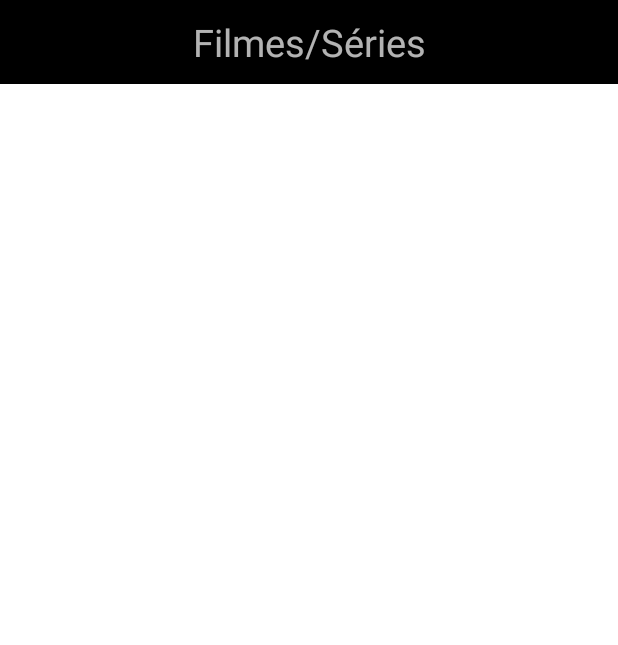
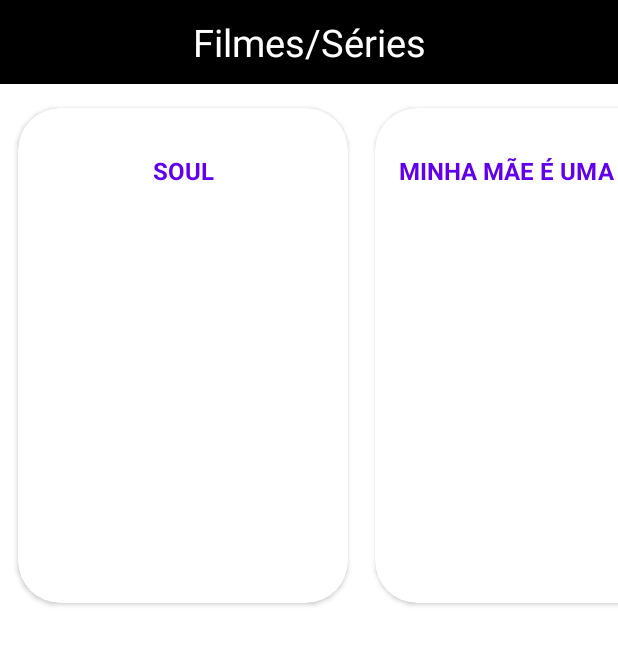
Before and after one commit to CaioCrevelaro/7ART, an Android app: the ContentActivity screen opened directly, with no data from a screen before it, on a phone screen of 412 x 824 dp. Shown: the top 645 px of the screen. Run offline under Robolectric (Android 15) with nearby library versions, the phone set to English and light mode, and no system bars.

Commit message:
Esqueleto do RecyclerView funcionando

```diff
--- /dev/null
+++ b/app/src/main/java/com/br/seventh_art/adapter/ContentListAdapter.kt
@@ -0,0 +1,28 @@
+package com.br.seventh_art.adapter
+
+import android.view.LayoutInflater
+import android.view.ViewGroup
+import androidx.recyclerview.widget.RecyclerView
+import com.br.seventh_art.R
+import com.br.seventh_art.adapter.viewHolder.ContentListViewHolder
+import com.br.seventh_art.model.Content
+
+class ContentListAdapter(
+   val contentList: List<Content>
+): RecyclerView.Adapter<ContentListViewHolder>() {
+
+    override fun onCreateViewHolder(parent: ViewGroup, viewType: Int): ContentListViewHolder {
+
+        val view = LayoutInflater.from(parent.context).inflate(R.layout.view_content, parent, false)
+        return ContentListViewHolder(view)
+    }
+
+    override fun getItemCount() = contentList.size
+
+    override fun onBindViewHolder(holder: ContentListViewHolder, position: Int) {
+
+        val title = holder.contentTitle
+        title.text = contentList[position].contentTitle
+
+    }
+}
--- /dev/null
+++ b/app/src/main/java/com/br/seventh_art/adapter/viewHolder/ContentListViewHolder.kt
@@ -0,0 +1,15 @@
+package com.br.seventh_art.adapter.viewHolder
+
+import android.view.View
+import android.widget.TextView
+import androidx.cardview.widget.CardView
+import androidx.recyclerview.widget.RecyclerView
+import com.br.seventh_art.R
+
+class ContentListViewHolder(
+    view: View
+):  RecyclerView.ViewHolder(view) {
+
+    val contentTitle by lazy { itemView.findViewById<TextView>(R.id.content_title) }
+    val cardView by lazy { itemView.findViewById<CardView>(R.id.content_cardview) }
+}
--- a/app/src/main/java/com/br/seventh_art/model/Content.kt
+++ b/app/src/main/java/com/br/seventh_art/model/Content.kt
@@ -4,3 +4,5 @@ data class Content(
     val contentTitle: String?,
     val contentDetail: String?
 )
+//content_cardview
+//content_title
--- a/app/src/main/java/com/br/seventh_art/view/ContentActivity.kt
+++ b/app/src/main/java/com/br/seventh_art/view/ContentActivity.kt
@@ -2,11 +2,51 @@ package com.br.seventh_art.view
 
 import androidx.appcompat.app.AppCompatActivity
 import android.os.Bundle
+import android.widget.TextView
+import android.widget.Toolbar
+import androidx.recyclerview.widget.LinearLayoutManager
+import androidx.recyclerview.widget.RecyclerView
 import com.br.seventh_art.R
+import com.br.seventh_art.adapter.ContentListAdapter
+import com.br.seventh_art.model.Content
 
 class ContentActivity : AppCompatActivity() {
     override fun onCreate(savedInstanceState: Bundle?) {
         super.onCreate(savedInstanceState)
+//        setContentView(R.layout.activity_content)
+
+        initViews()
+    }
+
+    private fun initViews() {
         setContentView(R.layout.activity_content)
+
+        val recyclerView by lazy { findViewById<RecyclerView>(R.id.content_activity_recycler_view) }
+        val toolbar by lazy { findViewById<Toolbar>(R.id.content_activity_toolbar) }
+        val contentTitle by lazy { findViewById<TextView>(R.id.content_title) }
+
+        val list = contentList().toList()
+
+        recyclerView.layoutManager = LinearLayoutManager(this, LinearLayoutManager.HORIZONTAL, false)
+
+        recyclerView.adapter = ContentListAdapter(list)
+
+    }
+
+    private fun contentList(): MutableList<Content> {
+
+        val list = mutableListOf<Content>()
+
+        list.add(Content("Soul", "Comédia"))
+        list.add(Content("Minha Mãe É Uma Peça", "Comédia"))
+        list.add(Content("We're The Millers", "Comédia"))
+        list.add(Content("Soul", "Comédia"))
+        list.add(Content("Minha Mãe É Uma Peça", "Comédia"))
+        list.add(Content("We're The Millers", "Comédia"))
+        list.add(Content("Soul", "Comédia"))
+        list.add(Content("Minha Mãe É Uma Peça", "Comédia"))
+        list.add(Content("We're The Millers", "Comédia"))
+
+        return list
     }
 }
--- a/app/src/main/java/com/br/seventh_art/view/MainActivity.kt
+++ b/app/src/main/java/com/br/seventh_art/view/MainActivity.kt
@@ -7,7 +7,6 @@ import com.br.seventh_art.R
 class MainActivity : AppCompatActivity() {
     override fun onCreate(savedInstanceState: Bundle?) {
         super.onCreate(savedInstanceState)
-//        setContentView(R.layout.activity_main)//Activity foi trocada para testar funcionalidades
-        setContentView(R.layout.activity_content)
+        setContentView(R.layout.activity_main)
     }
 }
--- a/app/src/main/res/layout/activity_content.xml
+++ b/app/src/main/res/layout/activity_content.xml
@@ -1,41 +1,41 @@
 <?xml version="1.0" encoding="utf-8"?>
-<androidx.constraintlayout.widget.ConstraintLayout xmlns:android="http://schemas.android.com/apk/res/android"
+<LinearLayout xmlns:android="http://schemas.android.com/apk/res/android"
     xmlns:app="http://schemas.android.com/apk/res-auto"
     xmlns:tools="http://schemas.android.com/tools"
     android:layout_width="match_parent"
     android:layout_height="match_parent"
     android:background="@color/white"
-    tools:context=".view.ContentActivity">
+    android:orientation="vertical"
+    tools:context=".view.ContentActivity"
+    android:theme="@style/Theme.7ART">
 
-    <androidx.appcompat.widget.Toolbar
+    <com.google.android.material.appbar.MaterialToolbar
         android:id="@+id/content_activity_toolbar"
 
         android:layout_width="match_parent"
         android:layout_height="wrap_content"
-        android:background="@color/black"
-        app:layout_constraintTop_toTopOf="parent">
+
+        android:background="@color/black">
 
         <TextView
-            android:id="@+id/content_activity_type_content"
+            android:id="@+id/content_activity_toolbar_title"
 
             android:layout_width="wrap_content"
             android:layout_height="wrap_content"
 
+            android:layout_gravity="center"
             android:text="Filmes/Séries"
-            android:textSize="25dp"
-            android:layout_gravity="center"/>
+            android:textColor="@color/white"
+            android:textSize="25dp" />
 
 
-    </androidx.appcompat.widget.Toolbar>
+    </com.google.android.material.appbar.MaterialToolbar>
 
     <androidx.recyclerview.widget.RecyclerView
         android:id="@+id/content_activity_recycler_view"
 
         android:layout_width="match_parent"
-        android:layout_height="wrap_content"
+        android:layout_height="wrap_content"/>
 
-        android:layout_marginTop="12dp"
-        app:layout_constraintStart_toStartOf="parent"
-        app:layout_constraintTop_toBottomOf="@+id/content_activity_toolbar" />
 
-</androidx.constraintlayout.widget.ConstraintLayout>
+</LinearLayout>
--- /dev/null
+++ b/app/src/main/res/layout/content.xml
@@ -0,0 +1,44 @@
+<?xml version="1.0" encoding="utf-8"?>
+<androidx.cardview.widget.CardView xmlns:android="http://schemas.android.com/apk/res/android"
+    xmlns:app="http://schemas.android.com/apk/res-auto"
+    xmlns:tools="http://schemas.android.com/tools"
+    android:id="@+id/content_cardview"
+    android:layout_width="220dp"
+    android:layout_height="330dp"
+    android:layout_marginTop="16dp"
+    android:layout_marginBottom="16dp"
+    android:layout_marginRight="6dp"
+    android:layout_marginLeft="12dp"
+    android:background="@color/white"
+    android:orientation="vertical"
+    android:theme="@style/Theme.7ART"
+    app:cardCornerRadius="28dp">
+
+    <androidx.constraintlayout.widget.ConstraintLayout
+        android:layout_width="match_parent"
+        android:layout_height="match_parent">
+
+        <TextView
+            android:id="@+id/content_title"
+            android:layout_width="wrap_content"
+            android:layout_height="wrap_content"
+            android:layout_alignParentBottom="true"
+            android:layout_centerHorizontal="true"
+            android:text="Title"
+            android:textAllCaps="true"
+            android:textColor="@color/design_default_color_primary"
+            android:textSize="16dp"
+            android:textStyle="bold"
+            app:layout_constraintBottom_toBottomOf="parent"
+            app:layout_constraintEnd_toEndOf="parent"
+            app:layout_constraintHorizontal_bias="0.5"
+            app:layout_constraintStart_toStartOf="parent"
+            app:layout_constraintTop_toTopOf="parent"
+            app:layout_constraintVertical_bias="0.10">
+
+        </TextView>
+
+
+    </androidx.constraintlayout.widget.ConstraintLayout>
+
+</androidx.cardview.widget.CardView>
--- /dev/null
+++ b/app/src/main/res/layout/view_content.xml
@@ -0,0 +1,44 @@
+<?xml version="1.0" encoding="utf-8"?>
+<androidx.cardview.widget.CardView xmlns:android="http://schemas.android.com/apk/res/android"
+    xmlns:app="http://schemas.android.com/apk/res-auto"
+    xmlns:tools="http://schemas.android.com/tools"
+    android:id="@+id/content_cardview"
+    android:layout_width="220dp"
+    android:layout_height="330dp"
+    android:layout_marginTop="16dp"
+    android:layout_marginBottom="16dp"
+    android:layout_marginRight="6dp"
+    android:layout_marginLeft="12dp"
+    android:background="@color/white"
+    android:orientation="vertical"
+    android:theme="@style/Theme.7ART"
+    app:cardCornerRadius="28dp">
+
+    <androidx.constraintlayout.widget.ConstraintLayout
+        android:layout_width="match_parent"
+        android:layout_height="match_parent">
+
+        <TextView
+            android:id="@+id/content_title"
+            android:layout_width="wrap_content"
+            android:layout_height="wrap_content"
+            android:layout_alignParentBottom="true"
+            android:layout_centerHorizontal="true"
+            android:text="Title"
+            android:textAllCaps="true"
+            android:textColor="@color/design_default_color_primary"
+            android:textSize="16dp"
+            android:textStyle="bold"
+            app:layout_constraintBottom_toBottomOf="parent"
+            app:layout_constraintEnd_toEndOf="parent"
+            app:layout_constraintHorizontal_bias="0.5"
+            app:layout_constraintStart_toStartOf="parent"
+            app:layout_constraintTop_toTopOf="parent"
+            app:layout_constraintVertical_bias="0.10">
+
+        </TextView>
+
+
+    </androidx.constraintlayout.widget.ConstraintLayout>
+
+</androidx.cardview.widget.CardView>
--- a/app/src/main/res/values-night/themes.xml
+++ b/app/src/main/res/values-night/themes.xml
@@ -1,16 +1,26 @@
 <resources xmlns:tools="http://schemas.android.com/tools">
     <!-- Base application theme. -->
-    <style name="Theme.7ART" parent="Theme.MaterialComponents.DayNight.DarkActionBar">
+
+    <style name="ThemeNoActionBar" parent="Theme.7ART">
+        <item name="windowActionBar">false</item>
+        <item name="windowNoTitle">true</item>
+
+    </style>
+
+
+    <style name="Theme.7ART" parent="Theme.AppCompat.Light.NoActionBar">
         <!-- Primary brand color. -->
-        <item name="colorPrimary">@color/purple_200</item>
+        <item name="colorPrimary">@color/purple_500</item>
         <item name="colorPrimaryVariant">@color/purple_700</item>
-        <item name="colorOnPrimary">@color/black</item>
+        <item name="colorOnPrimary">@color/white</item>
         <!-- Secondary brand color. -->
         <item name="colorSecondary">@color/teal_200</item>
-        <item name="colorSecondaryVariant">@color/teal_200</item>
+        <item name="colorSecondaryVariant">@color/teal_700</item>
         <item name="colorOnSecondary">@color/black</item>
         <!-- Status bar color. -->
         <item name="android:statusBarColor" tools:targetApi="l">?attr/colorPrimaryVariant</item>
         <!-- Customize your theme here. -->
+
     </style>
+
 </resources>
--- a/app/src/main/res/values/themes.xml
+++ b/app/src/main/res/values/themes.xml
@@ -1,6 +1,14 @@
 <resources xmlns:tools="http://schemas.android.com/tools">
     <!-- Base application theme. -->
-    <style name="Theme.7ART" parent="Theme.Design.NoActionBar">
+
+    <style name="ThemeNoActionBar" parent="Theme.7ART">
+        <item name="windowActionBar">false</item>
+        <item name="windowNoTitle">true</item>
+
+    </style>
+
+
+    <style name="Theme.7ART" parent="Theme.AppCompat.Light.NoActionBar">
         <!-- Primary brand color. -->
         <item name="colorPrimary">@color/purple_500</item>
         <item name="colorPrimaryVariant">@color/purple_700</item>
@@ -12,5 +20,7 @@
         <!-- Status bar color. -->
         <item name="android:statusBarColor" tools:targetApi="l">?attr/colorPrimaryVariant</item>
         <!-- Customize your theme here. -->
+
     </style>
+
 </resources>
```
